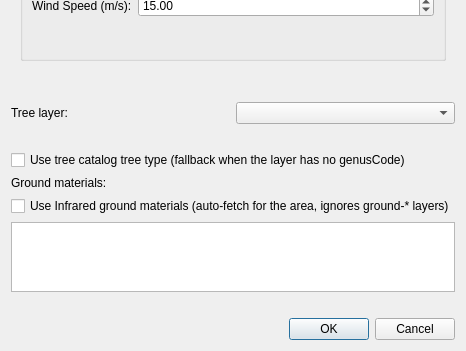
Infrared-city/qgis-plugin, file infrared_city_gis/infrared_city_run_simulation_dialog.ui: the form before one commit; both pictures show x 0 to 466 and y 158 to 509 of the 466 by 509 pixel window.
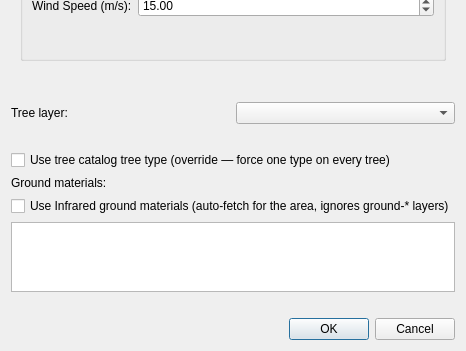
The form after the commit.

Commit message: feat: custom OSM tree handling, submit any OSM tree layer

Diff of the .ui file:
```diff
--- a/infrared_city_gis/infrared_city_run_simulation_dialog.ui
+++ b/infrared_city_gis/infrared_city_run_simulation_dialog.ui
@@ -488,7 +488,7 @@
    <item>
     <widget class="QCheckBox" name="use_catalog_checkbox">
      <property name="text">
-      <string>Use tree catalog tree type (fallback when the layer has no genusCode)</string>
+      <string>Use tree catalog tree type (override — force one type on every tree)</string>
      </property>
     </widget>
    </item>
```
The commit also changes 10 other files.
